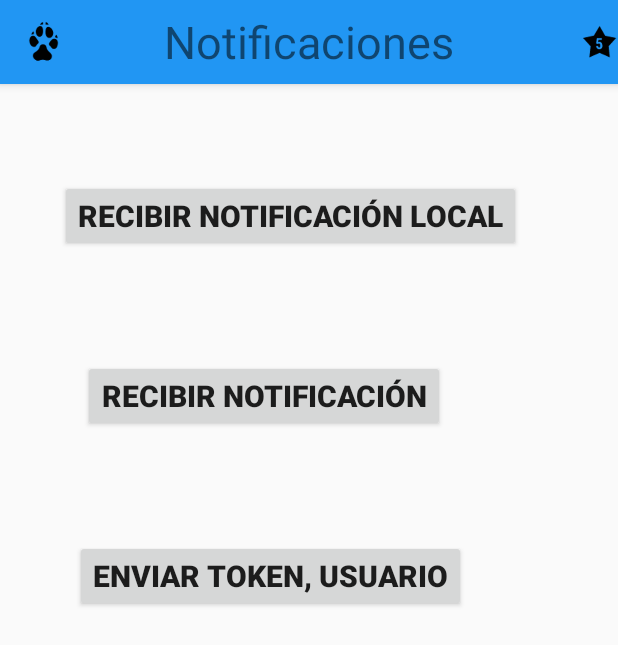
After one commit to RodAghero/DesarrolloAppsAvanzadas, an Android app: the mRecibirNotificaciones screen opened directly, with no data from a screen before it, on a phone screen of 412 x 824 dp. The commit adds this screen. Shown: the top 645 px of the screen. Run offline under Robolectric (Android 15) with nearby library versions, the phone set to English and light mode, and no system bars; our stand-ins replace Firebase (no records; nobody signed in at launch, a user with empty details on screens opened directly).

Commit message:
Se añaden notificaciones. Uso de Heroku y Firebase

```diff
--- a/app/build.gradle
+++ b/app/build.gradle
@@ -34,4 +34,8 @@ dependencies {
     compile 'com.squareup.retrofit2:retrofit:2.1.0'
     compile 'com.squareup.retrofit2:converter-gson:2.1.0'
     compile 'com.squareup.picasso:picasso:2.5.2'
+    compile 'com.google.firebase:firebase-core:9.0.0'
+    compile 'com.google.firebase:firebase-messaging:9.0.0'
 }
+
+apply plugin: 'com.google.gms.google-services'
--- a/app/src/main/java/mx/unam/desarrolloappsavanzadas/MainActivity.java
+++ b/app/src/main/java/mx/unam/desarrolloappsavanzadas/MainActivity.java
@@ -17,6 +17,7 @@ import java.util.ArrayList;
 import mx.unam.desarrolloappsavanzadas.Menus.mAcercaDe;
 import mx.unam.desarrolloappsavanzadas.Menus.mConfigurarCuenta;
 import mx.unam.desarrolloappsavanzadas.Menus.mContacto;
+import mx.unam.desarrolloappsavanzadas.Menus.mRecibirNotificaciones;
 import mx.unam.desarrolloappsavanzadas.adapters.PageAdapter;
 
 public class MainActivity extends AppCompatActivity {
@@ -65,6 +66,10 @@ public class MainActivity extends AppCompatActivity {
                 Intent intent2 = new Intent(this,mConfigurarCuenta.class);
                 startActivity(intent2);
                 break;
+            case R.id.mRecibirNotificaciones:
+                Intent intent3 = new Intent(this, mRecibirNotificaciones.class);
+                startActivity(intent3);
+                break;
         }
         return super.onOptionsItemSelected(item);
     }
--- a/app/src/main/java/mx/unam/desarrolloappsavanzadas/restApi/ConstantesRestApi.java
+++ b/app/src/main/java/mx/unam/desarrolloappsavanzadas/restApi/ConstantesRestApi.java
@@ -16,4 +16,9 @@ public class ConstantesRestApi {
     // url completo
     public static final String URL_GET_RECENT_MEDIA_USER = KEY_GET_RECENT_MEDIA_USER + KEY_ACCESS_TOKEN + ACCESS_TOKEN;
 
+    // Para notificaciones / heroku / firebase
+
+    public static final String ROOT_URL_NHF = "https://safe-shelf-98430.herokuapp.com/";
+    public static final String KEY_POST_ID_TOKEN_USUARIO = "registrar-usuario/";
+
 }
--- a/app/src/main/java/mx/unam/desarrolloappsavanzadas/restApi/Endpoints.java
+++ b/app/src/main/java/mx/unam/desarrolloappsavanzadas/restApi/Endpoints.java
@@ -1,8 +1,12 @@
 package mx.unam.desarrolloappsavanzadas.restApi;
 
 import mx.unam.desarrolloappsavanzadas.restApi.model.MascotaResponse;
+import mx.unam.desarrolloappsavanzadas.restApi.model.UsuarioResponse;
 import retrofit2.Call;
+import retrofit2.http.Field;
+import retrofit2.http.FormUrlEncoded;
 import retrofit2.http.GET;
+import retrofit2.http.POST;
 import retrofit2.http.Path;
 
 /**
@@ -13,4 +17,11 @@ public interface Endpoints {
     @GET(ConstantesRestApi.URL_GET_RECENT_MEDIA_USER)
     Call<MascotaResponse> getRecentMedia(@Path("user-id") String userId);
 
+    // Para notificaciones / heroku / firebase
+
+    @FormUrlEncoded
+    @POST(ConstantesRestApi.KEY_POST_ID_TOKEN_USUARIO)
+
+    Call<UsuarioResponse> registrarTokenUsuarioID(@Field("token") String token, @Field("idUsuario") String idUsuario);
+
 }
--- /dev/null
+++ b/app/src/main/res/layout/activity_m_recibir_notificaciones.xml
@@ -0,0 +1,51 @@
+<?xml version="1.0" encoding="utf-8"?>
+<RelativeLayout xmlns:android="http://schemas.android.com/apk/res/android"
+    xmlns:tools="http://schemas.android.com/tools"
+    android:layout_width="match_parent"
+    android:layout_height="match_parent"
+
+    tools:context="mx.unam.desarrolloappsavanzadas.Menus.mRecibirNotificaciones">
+
+    <include android:id="@+id/action_bar"
+        layout="@layout/actionbar"
+        >
+    </include>
+
+    <Button
+        android:id="@+id/botonNotificacionLocal"
+        android:layout_width="wrap_content"
+        android:layout_height="wrap_content"
+        android:text="@string/boton_recibir_notificaciones_locales"
+        android:textStyle="bold"
+        android:layout_marginTop="@dimen/distancia_superior_boton"
+        android:textSize="@dimen/texto_botones"
+        android:layout_marginLeft="40dp"
+        android:onClick="lanzarNotificacionLocal"
+        />
+
+    <Button
+        android:id="@+id/botonNotificacion"
+        android:layout_width="wrap_content"
+        android:layout_height="wrap_content"
+        android:text="@string/boton_recibir_notificaciones"
+        android:textStyle="bold"
+        android:layout_marginTop="@dimen/doble_distancia_superior_boton"
+        android:textSize="@dimen/texto_botones"
+        android:layout_marginLeft="55dp"
+        android:onClick="lanzarNotificacionToken"
+        />
+
+    <Button
+        android:id="@+id/botonEnviarTokenUsuario"
+        android:layout_width="wrap_content"
+        android:layout_height="wrap_content"
+        android:text="Enviar token, usuario"
+        android:textStyle="bold"
+        android:layout_marginTop="360dp"
+        android:textSize="@dimen/texto_botones"
+        android:layout_marginLeft="50dp"
+        android:onClick="enviarTokenUsuario"
+        />
+
+
+</RelativeLayout>
--- a/app/src/main/res/values/dimens.xml
+++ b/app/src/main/res/values/dimens.xml
@@ -23,6 +23,7 @@
     <dimen name="distancia_superior_texto">100dp</dimen>
     <dimen name="distancia_left">50dp</dimen>
     <dimen name="distancia_superior_boton">120dp</dimen>
+    <dimen name="doble_distancia_superior_boton">240dp</dimen>
     <dimen name="texto_botones">20dp</dimen>
     <dimen name="texto_letrero_configurar_cuenta">40dp</dimen>
     <dimen name="distancia_superior_input_configurar_cuenta">70dp</dimen>
--- a/app/src/main/res/values/strings.xml
+++ b/app/src/main/res/values/strings.xml
@@ -21,6 +21,10 @@
     <string name="texto_configurar_cuenta">Petagram</string>
     <string name="texto_radio_buttons">opcionCuenta</string>
     <string name="visualizacion_cuenta_seleccionada">Cuenta Seleccionada</string>
+    <!-- para el menu recibir notificaciones -->
+    <string name="boton_recibir_notificaciones_locales">Recibir Notificación Local</string>
+    <string name="menu_recibir_notificaciones">Recibir Notificaciones</string>
+    <string name="boton_recibir_notificaciones">Recibir Notificación</string>
 
     <string name="likes"> 0 </string>
 
--- a/build.gradle
+++ b/build.gradle
@@ -6,6 +6,7 @@ buildscript {
     }
     dependencies {
         classpath 'com.android.tools.build:gradle:2.0.0'
+        classpath 'com.google.gms:google-services:3.0.0'
 
         // NOTE: Do not place your application dependencies here; they belong
         // in the individual module build.gradle files
```
Also changed, not shown: app/src/main/AndroidManifest.xml (+18 -1 lines), app/src/main/java/mx/unam/desarrolloappsavanzadas/Menus/mRecibirNotificaciones.java (added, +114 -0 lines), app/src/main/java/mx/unam/desarrolloappsavanzadas/NotificationIDTokenService.java (added, +30 -0 lines), app/src/main/java/mx/unam/desarrolloappsavanzadas/NotificationService.java (added, +61 -0 lines), app/src/main/java/mx/unam/desarrolloappsavanzadas/restApi/adapter/RestApiAdapter.java (+13 -0 lines), app/src/main/java/mx/unam/desarrolloappsavanzadas/restApi/model/UsuarioResponse.java (added, +48 -0 lines), app/src/main/res/menu/menu.xml (+7 -0 lines), 1 other file.
